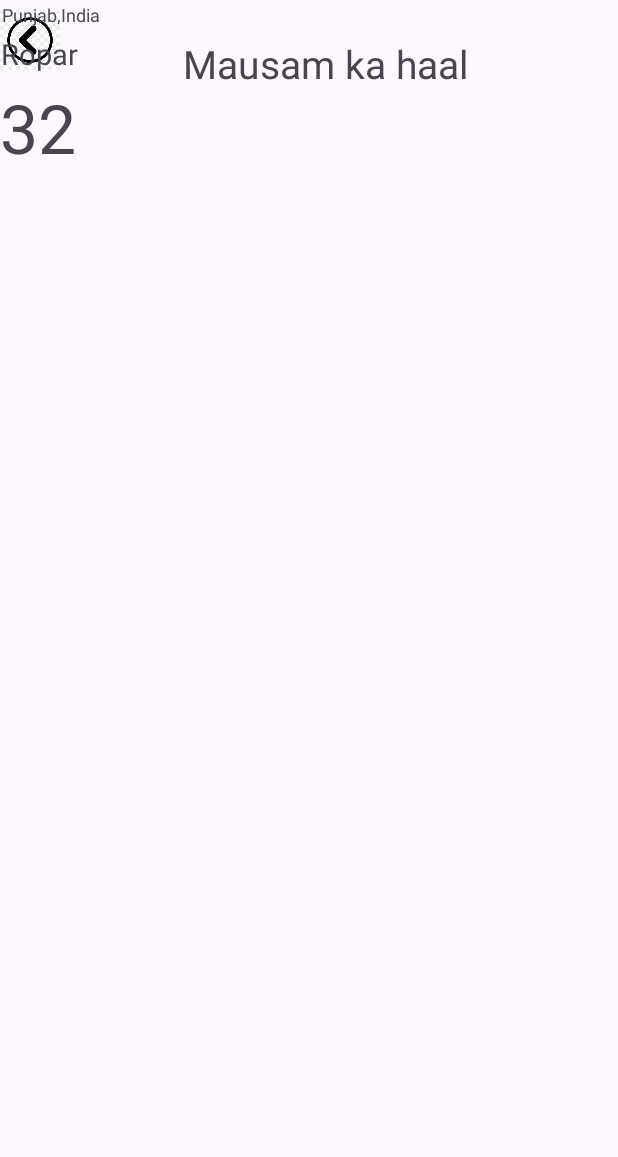
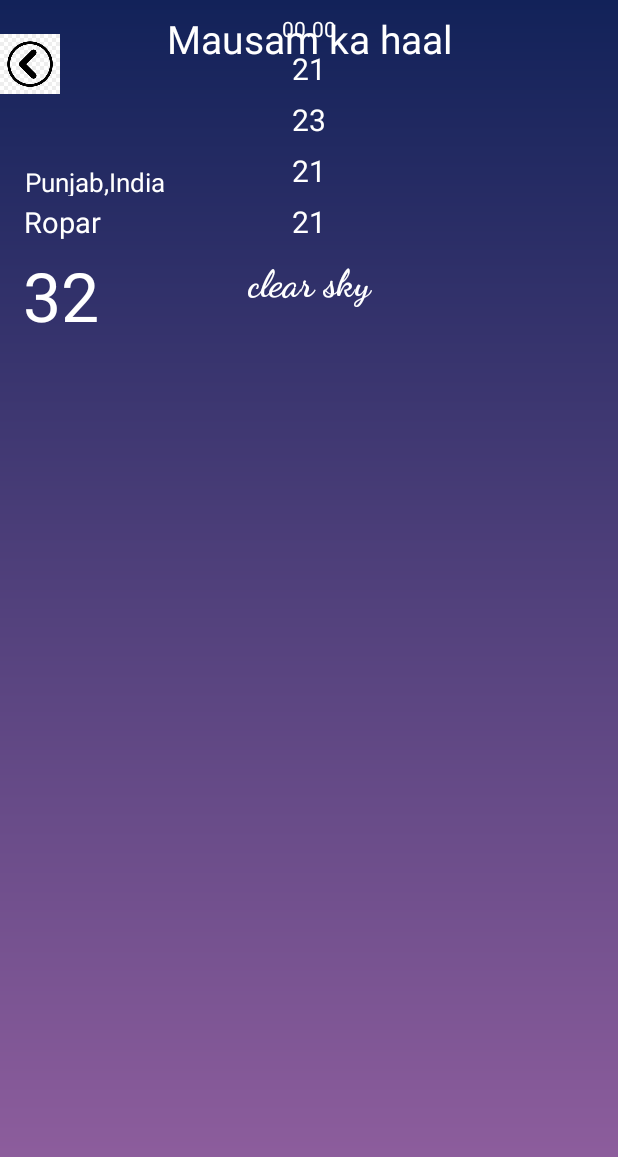
Before and after one commit to yogita2645/mausam, an Android app: the layout activity_main.xml on its own in the app's theme, with its tools: preview values and no code run, on a phone screen of 412 x 824 dp. Shown: the top 1157 px of the screen. Run offline under Robolectric (Android 15) with nearby library versions, the phone set to English and light mode, and no system bars.

Commit message:
minor changes

```diff
--- a/app/src/main/AndroidManifest.xml
+++ b/app/src/main/AndroidManifest.xml
@@ -1,6 +1,8 @@
 <?xml version="1.0" encoding="utf-8"?>
 <manifest xmlns:android="http://schemas.android.com/apk/res/android"
     xmlns:tools="http://schemas.android.com/tools">
+
+    <uses-permission android:name="android.permission.INTERNET"/>
 
     <application
         android:allowBackup="true"
@@ -21,6 +23,7 @@
                 <category android:name="android.intent.category.LAUNCHER" />
             </intent-filter>
         </activity>
+        <activity android:name=".ui.MyLocationsActivity"/>
     </application>
 
 </manifest>
--- a/app/src/main/java/com/example/mausam/response/WeatherForecast.kt
+++ b/app/src/main/java/com/example/mausam/response/WeatherForecast.kt
@@ -16,13 +16,13 @@ data class ListItem(
     val main: Main,
     val pop: Double,
     val rain: Rain,
-    val systum : Systum,
+    val system : System,
     val visibility: Int,
     val weather: List<Weather>,
     val wind: Wind
 )
 
-data class Systum (
+data class System (
     val pod: String
 )
 
--- /dev/null
+++ b/app/src/main/res/drawable/gradient_bg.xml
@@ -0,0 +1,9 @@
+<?xml version="1.0" encoding="utf-8"?>
+<shape xmlns:android="http://schemas.android.com/apk/res/android"
+    android:shape="rectangle">
+    <gradient
+        android:angle="90"
+        android:startColor="#9561a1"
+        android:endColor="#122259"
+        android:type="linear"/>
+</shape>
--- a/app/src/main/res/layout/activity_main.xml
+++ b/app/src/main/res/layout/activity_main.xml
@@ -1,80 +1,90 @@
 <?xml version="1.0" encoding="utf-8"?>
+
 <androidx.constraintlayout.widget.ConstraintLayout xmlns:android="http://schemas.android.com/apk/res/android"
     xmlns:app="http://schemas.android.com/apk/res-auto"
     xmlns:tools="http://schemas.android.com/tools"
     android:layout_width="match_parent"
     android:layout_height="match_parent"
+    android:background="@drawable/gradient_bg"
     tools:context=".MainActivity">
 
 
     <ImageView
-        android:id="@+id/imageView"
-        app:layout_constraintLeft_toLeftOf="parent"
-        app:layout_constraintTop_toTopOf="parent"
+        android:id="@+id/backBtn"
         android:layout_width="40dp"
         android:layout_height="53dp"
+        android:layout_marginTop="16dp"
+        app:layout_constraintBottom_toTopOf="@+id/linearLayout2"
+        app:layout_constraintEnd_toStartOf="@+id/textView"
+        app:layout_constraintHorizontal_bias="0.0"
+        app:layout_constraintLeft_toLeftOf="parent"
+        app:layout_constraintStart_toStartOf="parent"
+        app:layout_constraintTop_toTopOf="parent"
+        app:layout_constraintVertical_bias="0.0"
         app:srcCompat="@drawable/back"
-        tools:layout_marginTop="16dp"
         tools:layout_marginStart="12dp"
-         />
+        tools:layout_marginTop="16dp" />
 
     <TextView
+        android:id="@+id/textView"
         android:layout_width="215dp"
         android:layout_height="52dp"
         android:gravity="center"
         android:text="Mausam ka haal"
+        android:textColor="@color/white"
         android:textSize="26sp"
-        app:layout_constraintBottom_toBottomOf="parent"
         app:layout_constraintEnd_toEndOf="parent"
-        app:layout_constraintHorizontal_bias="0.556"
         app:layout_constraintStart_toStartOf="parent"
         app:layout_constraintTop_toTopOf="parent"
-        app:layout_constraintVertical_bias="0.022" />
-
+        app:layout_constraintVertical_bias="0.293" />
 
     <LinearLayout
-        android:layout_width="100dp"
+        android:id="@+id/linearLayout2"
+        android:layout_width="110dp"
         android:layout_height="139dp"
-        app:layout_constraintLeft_toLeftOf="parent"
-        app:layout_constraintTop_toTopOf="parent"
-        tools:layout_marginLeft="10dp"
-        tools:layout_marginTop="100dp"
-        android:orientation="vertical">
+        android:layout_marginTop="108dp"
+        android:orientation="vertical"
+        app:layout_constraintEnd_toEndOf="parent"
+        app:layout_constraintHorizontal_bias="0.051"
+        app:layout_constraintStart_toStartOf="parent"
+        app:layout_constraintTop_toTopOf="parent">
 
         <TextView
             android:layout_width="match_parent"
-            android:layout_height="20dp"
+            android:layout_height="24dp"
+            android:layout_gravity="left"
+            android:gravity="center_vertical"
             android:padding="1dp"
             android:text="Punjab,India"
-            android:textSize="12dp"
-            android:gravity="center_vertical"
-            android:layout_gravity="left"/>
+            android:textColor="@color/white"
+            android:textSize="17dp" />
 
         <TextView
             android:layout_width="match_parent"
             android:layout_height="32dp"
+            android:layout_gravity="left"
+            android:gravity="center_vertical"
             android:padding="0.5dp"
             android:text="Ropar"
-            android:textSize="19dp"
-            android:gravity="center_vertical"
-            android:layout_gravity="left"
-            />
+            android:textColor="@color/white"
+            android:textSize="19dp" />
 
         <TextView
             android:layout_width="match_parent"
             android:layout_height="65dp"
+            android:layout_gravity="left"
+            android:gravity="center_vertical"
             android:paddingTop="1.5dp"
             android:text="32"
-            android:textSize="45dp"
-            android:gravity="center_vertical"
-            android:layout_gravity="left"/>
+            android:textColor="@color/white"
+            android:textSize="45dp" />
 
         <TextView
             android:layout_width="match_parent"
             android:layout_height="18dp"
+            android:layout_gravity="left"
             android:padding="2dp"
-            android:layout_gravity="left"/>
-
+            android:textColor="@color/white" />
 
 
     </LinearLayout>
@@ -88,9 +98,10 @@
         tools:layout_marginTop="300dp">
 
         <androidx.recyclerview.widget.RecyclerView
-            android:id="@+id/recycler_hourly"
+            android:id="@+id/recycler_forecast"
             android:layout_width="match_parent"
-            android:layout_height="match_parent">
+            android:layout_height="match_parent"
+            tools:listitem="@layout/rv_hourly_forecast">
 
         </androidx.recyclerview.widget.RecyclerView>
     </LinearLayout>
--- /dev/null
+++ b/app/src/main/res/layout/rv_hourly_forecast.xml
@@ -0,0 +1,142 @@
+<?xml version="1.0" encoding="utf-8"?>
+<androidx.constraintlayout.widget.ConstraintLayout xmlns:android="http://schemas.android.com/apk/res/android"
+    xmlns:app="http://schemas.android.com/apk/res-auto"
+    android:layout_width="match_parent"
+    android:layout_height="match_parent"
+    android:layout_margin="8dp"
+    android:orientation="vertical">
+
+    <LinearLayout
+        android:layout_width="match_parent"
+        android:layout_height="wrap_content"
+        app:layout_constraintStart_toStartOf="parent"
+        app:layout_constraintTop_toTopOf="parent"
+        android:orientation="vertical">
+
+        <LinearLayout
+            android:id="@+id/ll_time"
+            android:layout_width="match_parent"
+            android:layout_height="wrap_content"
+            app:layout_constraintStart_toStartOf="parent"
+            app:layout_constraintTop_toTopOf="parent">
+
+
+            <TextView
+                android:id="@+id/time"
+                android:layout_width="match_parent"
+                android:layout_height="wrap_content"
+                android:gravity="center"
+                android:paddingTop="1dp"
+                android:text="00.00"
+                android:textColor="@color/white"
+                android:textSize="14dp">
+
+            </TextView>
+
+        </LinearLayout>
+
+        <LinearLayout
+            android:layout_width="match_parent"
+            android:layout_height="wrap_content"
+            app:layout_constraintStart_toStartOf="@+id/ll_time"
+            app:layout_constraintTop_toTopOf="@+id/ll_time">
+
+
+            <TextView
+                android:id="@+id/temp"
+                android:layout_width="match_parent"
+                android:layout_height="wrap_content"
+                android:gravity="center"
+                android:padding="3dp"
+                android:text="21"
+                android:textColor="@color/white"
+                android:textSize="20dp">
+
+            </TextView>
+
+        </LinearLayout>
+        <LinearLayout
+            android:layout_width="match_parent"
+            android:layout_height="wrap_content"
+            app:layout_constraintStart_toStartOf="@+id/ll_time"
+            app:layout_constraintTop_toTopOf="@+id/ll_time">
+
+
+            <TextView
+                android:id="@+id/humidity"
+                android:layout_width="match_parent"
+                android:layout_height="wrap_content"
+                android:gravity="center"
+                android:padding="3dp"
+                android:text="23"
+                android:textColor="@color/white"
+                android:textSize="20dp">
+
+            </TextView>
+
+        </LinearLayout>
+        <LinearLayout
+            android:layout_width="match_parent"
+            android:layout_height="wrap_content"
+            app:layout_constraintStart_toStartOf="@+id/ll_time"
+            app:layout_constraintTop_toTopOf="@+id/ll_time">
+
+
+            <TextView
+                android:id="@+id/min_temp"
+                android:layout_width="match_parent"
+                android:layout_height="wrap_content"
+                android:gravity="center"
+                android:padding="3dp"
+                android:text="21"
+                android:textColor="@color/white"
+                android:textSize="20dp">
+
+            </TextView>
+
+        </LinearLayout>
+        <LinearLayout
+            android:layout_width="match_parent"
+            android:layout_height="wrap_content"
+            app:layout_constraintStart_toStartOf="@+id/ll_time"
+            app:layout_constraintTop_toTopOf="@+id/ll_time">
+
+
+            <TextView
+                android:id="@+id/max_temp"
+                android:layout_width="match_parent"
+                android:layout_height="wrap_content"
+                android:gravity="center"
+                android:padding="3dp"
+                android:text="21"
+                android:textColor="@color/white"
+                android:textSize="20dp">
+
+            </TextView>
+
+        </LinearLayout>
+        <LinearLayout
+            android:layout_width="match_parent"
+            android:layout_height="wrap_content"
+            app:layout_constraintStart_toStartOf="@+id/ll_time"
+            app:layout_constraintTop_toTopOf="@+id/ll_time">
+
+
+            <TextView
+                android:id="@+id/description"
+                android:layout_width="match_parent"
+                android:layout_height="wrap_content"
+                android:gravity="center"
+                android:padding="8dp"
+                android:text="clear sky"
+                android:textSize="25dp"
+                android:textColor="@color/white"
+                android:fontFamily="cursive"
+                android:textStyle="bold"
+                >
+
+            </TextView>
+
+        </LinearLayout>
+    </LinearLayout>
+</androidx.constraintlayout.widget.ConstraintLayout>
```
Also changed, not shown: app/src/main/java/com/example/mausam/ForecastAdapter.kt (added, +45 -0 lines), app/src/main/java/com/example/mausam/MainActivity.kt (+59 -2 lines), app/src/main/java/com/example/mausam/MyLocationsActivity.kt (deleted, +0 -36 lines), app/src/main/java/com/example/mausam/WeatherService.kt (+8 -9 lines), app/src/main/java/com/example/mausam/ui/MyLocationsActivity.kt (added, +67 -0 lines), app/src/main/java/com/example/mausam/ui/SharedPrefernceUtil.kt (added, +48 -0 lines), app/src/main/res/layout/activity_my_location.xml (+37 -14 lines), app/src/main/res/drawable/humidity.png (added), app/src/main/res/drawable/info.png (added), app/src/main/res/drawable/pressure.png (added), app/src/main/res/drawable/sunrise.png (added), app/src/main/res/drawable/sunset.png (added), app/src/main/res/drawable/wind.png (added).
